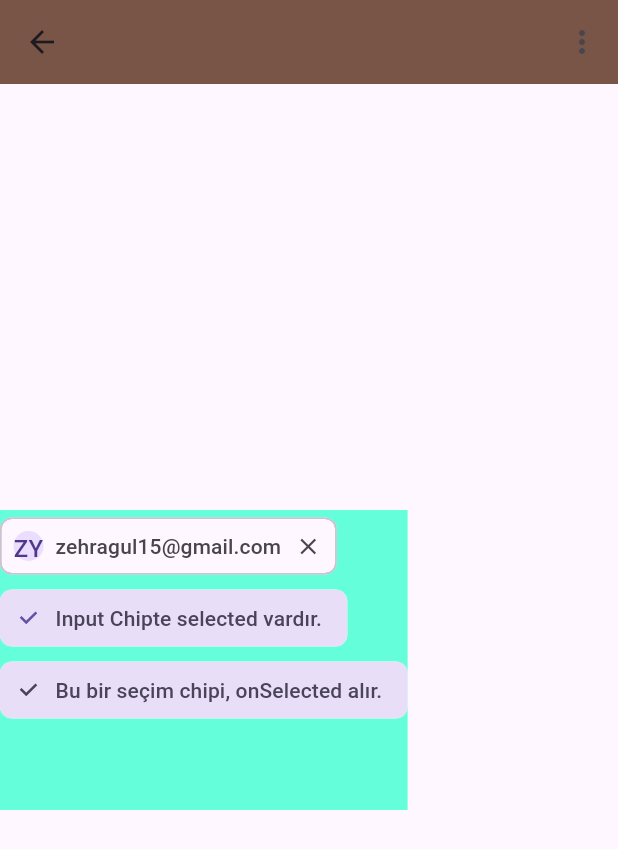
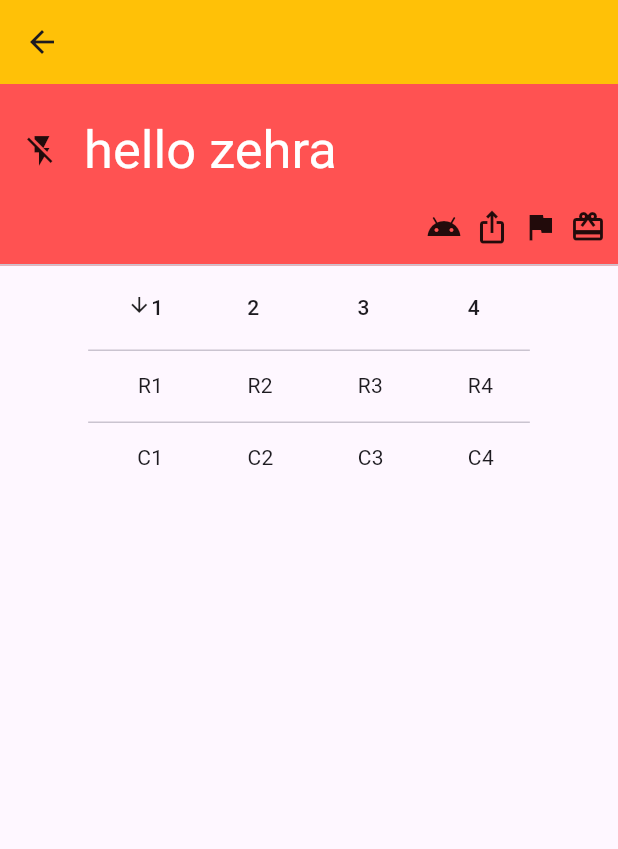
Before and after one commit to zehrayldz00/from-scratch-flutter, a Flutter app: the screen it shows after launch, on a phone screen of 412 x 824 dp. Shown: the top 849 px of the screen. Run offline on Flutter 3.47's test engine with Material 3 defaults, Android fonts, the light colour scheme and no system bars; our stand-ins replace flutter_screenutil, logger, open_file, shared_preferences; network calls fail.

Commit message:
MeterialBanner & DataTable

```diff
--- a/lib/main.dart
+++ b/lib/main.dart
@@ -2,6 +2,7 @@ import 'package:flutter/material.dart';
 import 'package:fromscratchflutter/httpHello.dart';
 import 'package:fromscratchflutter/preferences/shared_view.dart';
 import 'package:fromscratchflutter/views/collapse_view.dart';
+import 'package:fromscratchflutter/views/combo/banner_table_view.dart';
 import 'package:fromscratchflutter/views/combo/popup_chip_view.dart';
 import 'package:fromscratchflutter/views/file_download_view.dart';
 import 'package:fromscratchflutter/views/hero/hero_detail.dart';
@@ -26,7 +27,7 @@ class MyApp extends StatelessWidget {
     return MaterialApp(
       debugShowCheckedModeBanner: false,
       title: 'Material App',
-      initialRoute : "/popupchip",
+      initialRoute : "/bannertable",
       routes : {
         "/http" : (context) => HttpHelloView(),
         "/sliver" : (context) => SliverView(),
@@ -43,6 +44,7 @@ class MyApp extends StatelessWidget {
         "/shared" : (context) => SharedView(),
         "/advancedstate" : (context) => AdvancedStateView(),
         "/popupchip" : (context) => PopupChipView(),
+        "/bannertable" : (context) => BannerTableView()
       },
         /*onGenerateRoute: (RouteSettings routeSettings){
           if (routeSettings.name == "/veli"){
--- /dev/null
+++ b/lib/views/combo/banner_table_view.dart
@@ -0,0 +1,74 @@
+import 'package:flutter/material.dart';
+
+class BannerTableView extends StatefulWidget {
+  const BannerTableView({super.key});
+
+  @override
+  State<BannerTableView> createState() => _BannerTableViewState();
+}
+
+class _BannerTableViewState extends State<BannerTableView> {
+  @override
+  Widget build(BuildContext context) {
+    return Scaffold(
+      appBar: AppBar(
+        backgroundColor: Colors.amber,
+      ),
+      body: Column(
+        children: [
+          MaterialBanner(
+            backgroundColor: Colors.redAccent,
+            leading: Icon(Icons.flash_off),
+            contentTextStyle: TextStyle(fontSize: 35),
+            content: Text("hello zehra"),
+            actions: [
+              Icon(Icons.android),
+              Icon(Icons.ios_share),
+              Icon(Icons.flag),
+              Icon(Icons.card_giftcard)
+            ],
+          ),
+          DataTable(
+              //admin panelli yapılar genelde mobil uygulamalrda olmaz ama bunun için de bir kolaylık sunulmuş.
+              onSelectAll: (val) {},
+              sortAscending: false,
+              sortColumnIndex: 0,
+              columns: [
+                DataColumn(
+                    label: Text("1"),
+                    numeric: true,
+                    onSort: (index, change) {
+                      print("$index - $change");
+                    }),
+                DataColumn(
+                  label: Text("2"),
+                ),
+                DataColumn(
+                  label: Text("3"),
+                ),
+                DataColumn(
+                  label: Text("4"),
+                ),
+              ],
+              rows: [
+                DataRow(
+                  cells: [
+                    DataCell(Text("R1")),
+                    DataCell(Text("R2")),
+                    DataCell(Text("R3")),
+                    DataCell(Text("R4")),
+                  ], //selected: true,
+                  //onSelectChanged: (val){}
+                ),
+                DataRow(cells: [
+                  DataCell(Text("C1")),
+                  DataCell(Text("C2")),
+                  DataCell(Text("C3")),
+                  DataCell(Text("C4")),
+                ]),
+              ])
+        ],
+      ),
+    );
+  }
+}
```
